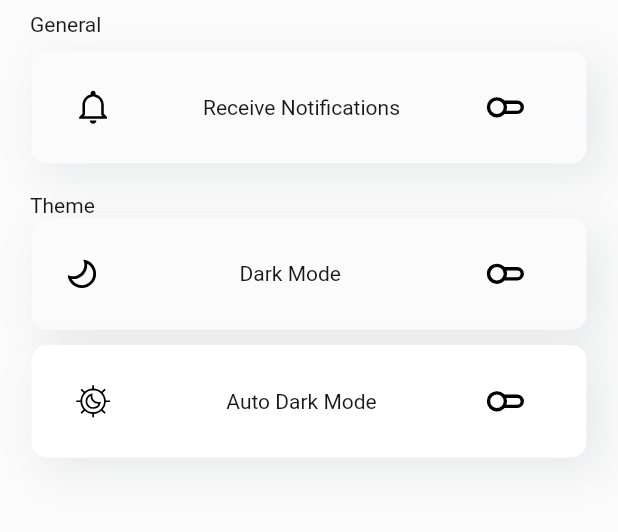
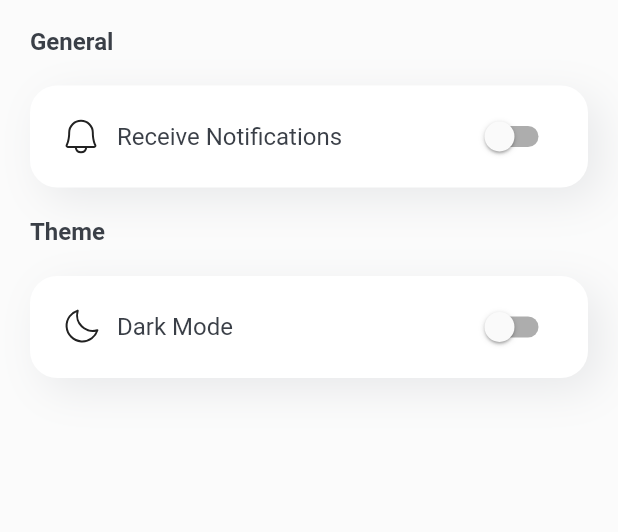
Before and after one commit to MAGHPMallawaarachchi/scholarsync-mobile-app, a Flutter app: the SettingsPage screen opened directly, on a phone screen of 412 x 824 dp, the part 72-604 px from its top. Run offline on Flutter 3.47's test engine with Material 2 defaults, Android fonts, the phone set to English and light mode, and no system bars; our stand-ins replace calendar_view, expandable_text, flutter_svg, phosphor_flutter; Roboto replaces fonts that are missing (inter).

Commit message:
feat: settings page

```diff
--- a/lib/views/pages/home/settings_page.dart
+++ b/lib/views/pages/home/settings_page.dart
@@ -1,10 +1,9 @@
 import 'package:flutter/material.dart';
+import 'package:phosphor_flutter/phosphor_flutter.dart';
 import 'package:scholarsync/constants/icon_constants.dart';
 import 'package:scholarsync/themes/palette.dart';
-import 'package:scholarsync/views/widgets/custom_textfield.dart';
 import 'package:scholarsync/views/widgets/app_bar.dart';
-// import 'package:scholarsync/theme/app_theme.dart';
-// import 'package:scholarsync/features/view/home_page.dart';
+import 'widgets/settings_widget.dart';
 
 class SettingsPage extends StatelessWidget {
   const SettingsPage({Key? key}) : super(key: key);
@@ -19,171 +18,51 @@ class SettingsPage extends StatelessWidget {
         rightIcon: IconConstants.hamburgerMenuIcon,
         leftIcon: IconConstants.leftArrowIcon,
         leftIconToolTip: 'go to the next page',
-        onLeftIconPressed: () {},
+        onLeftIconPressed: () {
+          Navigator.pop(context);
+        },
         onRightIconPressed: () {},
       ),
       backgroundColor: PaletteLightMode.backgroundColor,
       //body
       body: Padding(
-        padding: const EdgeInsets.only(bottom: 20, left: 20, right: 20),
-        child: Column(
-          crossAxisAlignment: CrossAxisAlignment.start,
-          children: [
+        padding: const EdgeInsets.symmetric(horizontal: 20, vertical: 10),
+        child: Column(crossAxisAlignment: CrossAxisAlignment.start, children: [
           const Text(
             'General',
             style: TextStyle(
-                fontSize: 14,
+              fontSize: 16,
               fontFamily: "inter",
-                color: PaletteLightMode.titleColor,
+              fontWeight: FontWeight.w600,
+              color: PaletteLightMode.textColor,
             ),
           ),
-            const SizedBox(height: 10),
+          const SizedBox(height: 20),
           //settings widget 01
-
-            Container(
-              decoration: const BoxDecoration(
-                boxShadow: [
-                  BoxShadow(
-                    color: PaletteLightMode.shadowColor,
-                    offset: Offset(8, 8),
-                    blurRadius: 24,
-                    spreadRadius: 0,
+          SettingsWidget(
+            leftIcon: PhosphorIcons.light.bell,
+            text: 'Receive Notifications',
+            onToggle: (value) {},
+            isSwitched: false,
           ),
-                ],
-              ),
-              child: Center(
-                child: CustomTextField(
-                  firstLine: "Receive Notifications",
-                  firstLineStyle: const TextStyle(
-                    fontSize: 14,
-                    color: PaletteLightMode.titleColor,
-                  ),
-                  controller: TextEditingController(),
-                  ontapBox: () {
-                    // onTap function for the Box
-                  },
-                  ontapleftIcon: () {
-                    // onTap function for leftIcon
-                  },
-                  ontaprightIcon: () {
-                    // onTap function for rightIcon
-                  },
-                  leftIcon: IconConstants.bellOutlinedIcon,
-                  rightIcon: IconConstants.toggleOffIcon,
-                  leftIconScale: 50,
-                  rightIconScale: 60,
-                  borderColor: Colors.transparent,
-                  borderWidth: 0,
-                  backgroundColor: PaletteLightMode.backgroundColor,
-                  boxwidth: 369.84,
-                  boxheight: 75,
-                  borderRadius: 10,
-                  padding: 16,
-                ),
-              ),
-            ),
-
-// Add spacing between the CustomTextField and the new Text widget
-
           const SizedBox(height: 20),
           const Text(
             'Theme',
             style: TextStyle(
-                fontSize: 14,
+              fontSize: 16,
               fontFamily: "inter",
-                color: PaletteLightMode.titleColor,
+              fontWeight: FontWeight.w600,
+              color: PaletteLightMode.textColor,
             ),
           ),
-//settings widget 02
-
-            Container(
-              decoration: const BoxDecoration(
-                boxShadow: [
-                  BoxShadow(
-                    color: PaletteLightMode.shadowColor,
-                    offset: Offset(8, 8),
-                    blurRadius: 24,
-                    spreadRadius: 0,
+          const SizedBox(height: 20),
+          SettingsWidget(
+            leftIcon: PhosphorIcons.light.moon,
+            text: 'Dark Mode',
+            onToggle: (value) {},
+            isSwitched: false,
           ),
-                ],
-              ),
-              child: Center(
-                child: CustomTextField(
-                  firstLine: "Dark Mode",
-                  firstLineStyle: const TextStyle(
-                    fontSize: 14,
-                    color: PaletteLightMode.titleColor,
-                  ),
-                  controller: TextEditingController(),
-                  ontapBox: () {
-                    // onTap function for the Box
-                  },
-                  ontapleftIcon: () {
-                    // onTap function for leftIcon
-                  },
-                  ontaprightIcon: () {
-                    // onTap function for rightIcon
-                  },
-                  leftIcon: IconConstants.moonIcon,
-                  rightIcon: IconConstants.toggleOffIcon,
-                  leftIconScale: 35,
-                  rightIconScale: 60,
-                  borderColor: Colors.transparent,
-                  borderWidth: 0,
-                  backgroundColor: PaletteLightMode.backgroundColor,
-                  boxwidth: 369.84,
-                  boxheight: 75,
-                  borderRadius: 10,
-                  padding: 16,
-                ),
-              ),
-            ),
-            const SizedBox(height: 10),
-//settings widget 03
-            Container(
-              decoration: const BoxDecoration(
-                boxShadow: [
-                  BoxShadow(
-                    color: PaletteLightMode.shadowColor,
-                    offset: Offset(8, 8),
-                    blurRadius: 24,
-                    spreadRadius: 0,
-                  ),
-                ],
-              ),
-              child: Center(
-                child: CustomTextField(
-                  firstLine: "Auto Dark Mode",
-                  firstLineStyle: const TextStyle(
-                    fontSize: 14,
-                    color: PaletteLightMode.titleColor,
-                  ),
-                  controller: TextEditingController(),
-                  ontapBox: () {
-                    // onTap function for the Box
-                  },
-                  ontapleftIcon: () {
-                    // onTap function for leftIcon
-                  },
-                  ontaprightIcon: () {
-                    // onTap function for rightIcon
-                  },
-                  leftIcon: IconConstants.darkNightModeIcon,
-                  rightIcon: IconConstants.toggleOffIcon,
-                  leftIconScale: 50,
-                  rightIconScale: 60,
-                  borderColor: Colors.transparent,
-                  borderWidth: 0,
-                  backgroundColor: Colors.white,
-                  boxwidth: 369.84,
-                  boxheight: 75,
-                  borderRadius: 10,
-                  padding: 16,
-                ),
-              ),
-            ),
-          ],
-        ),
+        ]),
       ),
     );
   }
--- /dev/null
+++ b/lib/views/pages/home/widgets/settings_widget.dart
@@ -0,0 +1,70 @@
+import 'package:flutter/material.dart';
+import '../../../../themes/palette.dart';
+
+class SettingsWidget extends StatefulWidget {
+  final IconData leftIcon;
+  final bool isSwitched;
+  final String text;
+  final Function(bool) onToggle;
+
+  const SettingsWidget({
+    required this.leftIcon,
+    required this.isSwitched,
+    required this.text,
+    required this.onToggle,
+    Key? key,
+  }) : super(key: key);
+
+  @override
+  State<SettingsWidget> createState() => _SettingsWidgetState();
+}
+
+class _SettingsWidgetState extends State<SettingsWidget> {
+  @override
+  Widget build(BuildContext context) {
+    return Container(
+      decoration: const BoxDecoration(
+        borderRadius: BorderRadius.all(Radius.circular(18)),
+        color: PaletteLightMode.whiteColor,
+        boxShadow: [
+          BoxShadow(
+            color: PaletteLightMode.shadowColor,
+            offset: Offset(8, 8),
+            blurRadius: 24,
+            spreadRadius: 0,
+          ),
+        ],
+      ),
+      padding: const EdgeInsets.symmetric(vertical: 10, horizontal: 20),
+      child: Row(
+        mainAxisAlignment: MainAxisAlignment.spaceBetween,
+        children: [
+          Row(
+            children: [
+              Icon(
+                widget.leftIcon,
+                size: 28.0,
+              ),
+              const SizedBox(width: 10),
+              Text(
+                widget.text,
+                style: const TextStyle(
+                  fontSize: 16,
+                  fontWeight: FontWeight.w400,
+                  color: PaletteLightMode.textColor,
+                ),
+                textAlign: TextAlign.left,
+              ),
+            ],
+          ),
+          Switch(
+            value: widget.isSwitched,
+            onChanged: widget.onToggle,
+            activeTrackColor: PaletteLightMode.secondaryGreenColor,
+            activeColor: PaletteLightMode.secondaryGreenColor,
+          ),
+        ],
+      ),
+    );
+  }
+}
```
Lines whose indentation alone changed are shown as unchanged.
